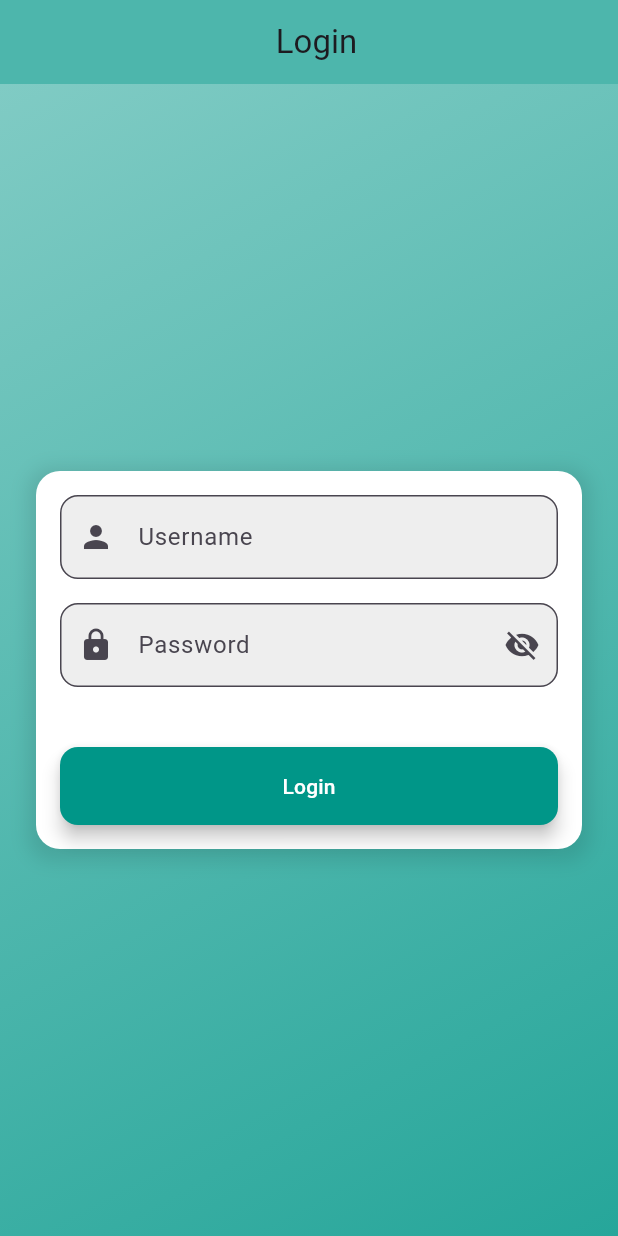
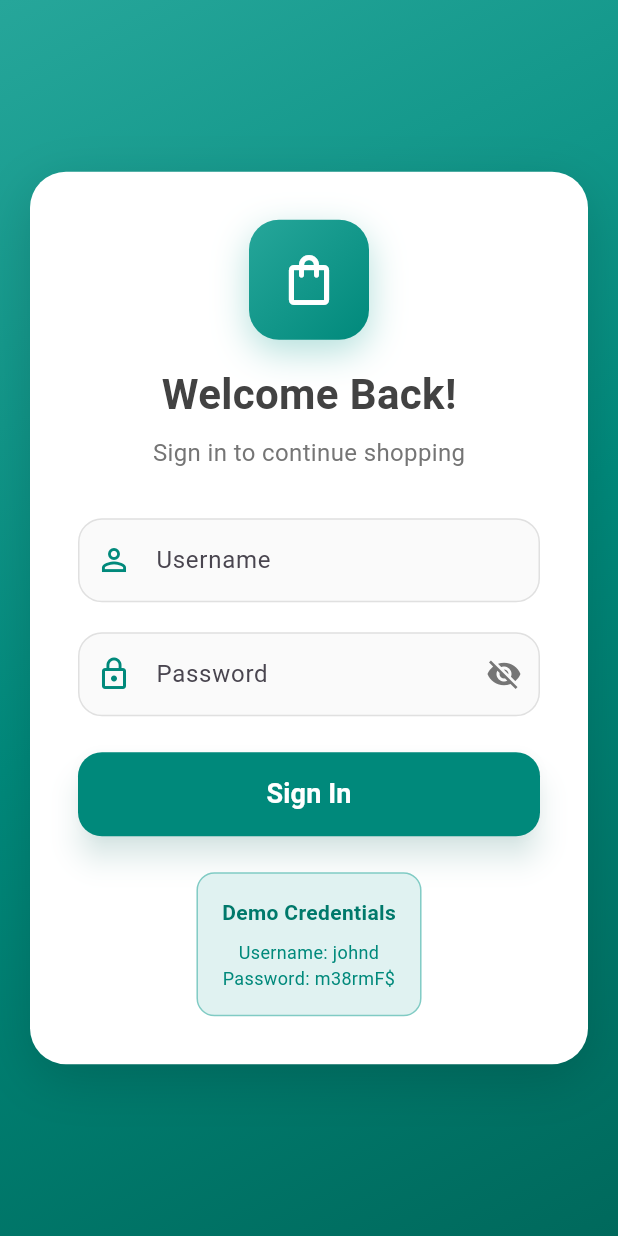
Before and after one commit to TuPham95/Product_Order, a Flutter app: the screen it shows after launch, on a phone screen of 412 x 824 dp. Run offline on Flutter 3.47's test engine with Material 3 defaults, Android fonts, the phone set to English and light mode, and no system bars; our stand-ins replace shared_preferences; missing offline and left inert: shared_preferences_web; accounts and stored records are empty.

Commit message:
refactor: optimize login screen structure and state handling

```diff
--- a/lib/project/login_screen.dart
+++ b/lib/project/login_screen.dart
@@ -1,22 +1,28 @@
-import 'package:flutter/cupertino.dart';
 import 'package:flutter/material.dart';
 import 'package:provider/provider.dart';
 
 import '../models/auth_service.dart';
 
 class LoginScreen extends StatefulWidget {
+  const LoginScreen({Key? key}) : super(key: key);
+
   @override
-  _loginScreenState createState() => _loginScreenState();
+  State<LoginScreen> createState() => _LoginScreenState();
 }
 
-class _loginScreenState extends State<LoginScreen> {
-  final _formkey = GlobalKey<FormState>();
-  final TextEditingController _userName = TextEditingController();
-  final TextEditingController _passWord = TextEditingController();
-  String _username = '';
-  String _password = '';
+class _LoginScreenState extends State<LoginScreen> {
+  final _formKey = GlobalKey<FormState>();
+  final TextEditingController _userNameController = TextEditingController();
+  final TextEditingController _passwordController = TextEditingController();
   bool _isLoading = false;
   bool _obscureText = true;
+
+  @override
+  void dispose() {
+    _userNameController.dispose();
+    _passwordController.dispose();
+    super.dispose();
+  }
 
   void _togglePasswordVisibility() {
     setState(() {
@@ -24,168 +30,288 @@ class _loginScreenState extends State<LoginScreen> {
     });
   }
 
+  OutlineInputBorder _buildOutlineBorder({Color? color, double width = 1}) {
+    return OutlineInputBorder(
+      borderRadius: BorderRadius.circular(16),
+      borderSide: BorderSide(color: color ?? Colors.grey[300]!, width: width),
+    );
+  }
+
+  InputDecoration _buildInputDecoration({
+    required String label,
+    required String hint,
+    required IconData prefixIcon,
+    Widget? suffixIcon,
+  }) {
+    return InputDecoration(
+      labelText: label,
+      hintText: hint,
+      prefixIcon: Icon(prefixIcon, color: Colors.teal[600]),
+      suffixIcon: suffixIcon,
+      border: _buildOutlineBorder(),
+      enabledBorder: _buildOutlineBorder(),
+      focusedBorder: _buildOutlineBorder(color: Colors.teal[600], width: 2),
+      filled: true,
+      fillColor: Colors.grey[50],
+      contentPadding: const EdgeInsets.symmetric(horizontal: 20, vertical: 16),
+    );
+  }
+
+  Future<void> _handleLogin() async {
+    if (!_formKey.currentState!.validate()) return;
+
+    setState(() {
+      _isLoading = true;
+    });
+
+    final success = await context
+        .read<AuthService>()
+        .login(_userNameController.text, _passwordController.text);
+
+    if (!mounted) return;
+    setState(() {
+      _isLoading = false;
+    });
+
+    if (success) {
+      Navigator.of(context).pushReplacementNamed('/navBar');
+      return;
+    }
+
+    _showLoginFailedSnackBar();
+  }
+
+  void _showLoginFailedSnackBar() {
+    ScaffoldMessenger.of(context).showSnackBar(
+      SnackBar(
+        backgroundColor: Colors.red[600],
+        behavior: SnackBarBehavior.floating,
+        shape: RoundedRectangleBorder(borderRadius: BorderRadius.circular(12)),
+        content: const Row(
+          children: [
+            Icon(Icons.error_outline, color: Colors.white),
+            SizedBox(width: 8),
+            Text('Login Failed. Please try again.'),
+          ],
+        ),
+      ),
+    );
+  }
+
   @override
   Widget build(BuildContext context) {
     return Scaffold(
-      appBar: AppBar(
-        backgroundColor: Colors.teal[300],
-        // Màu nền của
-        title: Row(
-          mainAxisAlignment: MainAxisAlignment.center,
+      body: Container(
+        decoration: BoxDecoration(
+          gradient: LinearGradient(
+            colors: [
+              Colors.teal[400]!,
+              Colors.teal[600]!,
+              Colors.teal[800]!,
+            ],
+            begin: Alignment.topLeft,
+            end: Alignment.bottomRight,
+            stops: const [0.0, 0.5, 1.0],
+          ),
+        ),
+        child: SafeArea(
+          child: Center(
+            child: SingleChildScrollView(
+              child: Container(
+                padding: const EdgeInsets.all(32),
+                margin: const EdgeInsets.symmetric(horizontal: 20),
+                decoration: BoxDecoration(
+                  color: Colors.white,
+                  borderRadius: BorderRadius.circular(24),
+                  boxShadow: [
+                    BoxShadow(
+                      color: Colors.black.withValues(alpha: 0.15),
+                      spreadRadius: 0,
+                      blurRadius: 30,
+                      offset: const Offset(0, 10),
+                    ),
+                  ],
+                ),
+                child: Form(
+                  key: _formKey,
+                  child: Column(
+                    mainAxisSize: MainAxisSize.min,
                     children: [
-
-            SizedBox(width: 10),
+                      // Logo/Icon Section
+                      Container(
+                        margin: const EdgeInsets.only(bottom: 32),
+                        child: Column(
+                          children: [
+                            Container(
+                              width: 80,
+                              height: 80,
+                              decoration: BoxDecoration(
+                                gradient: LinearGradient(
+                                  colors: [
+                                    Colors.teal[400]!,
+                                    Colors.teal[600]!
+                                  ],
+                                  begin: Alignment.topLeft,
+                                  end: Alignment.bottomRight,
+                                ),
+                                borderRadius: BorderRadius.circular(20),
+                                boxShadow: [
+                                  BoxShadow(
+                                    color: Colors.teal.withValues(alpha: 0.3),
+                                    spreadRadius: 0,
+                                    blurRadius: 20,
+                                    offset: const Offset(0, 8),
+                                  ),
+                                ],
+                              ),
+                              child: const Icon(
+                                Icons.shopping_bag_outlined,
+                                color: Colors.white,
+                                size: 40,
+                              ),
+                            ),
+                            const SizedBox(height: 16),
                             Text(
-              'Login',
+                              'Welcome Back!',
                               style: TextStyle(
-                fontSize: 22,
-                fontWeight: FontWeight.w400,
+                                fontSize: 28,
+                                fontWeight: FontWeight.bold,
+                                color: Colors.grey[800],
+                              ),
+                            ),
+                            const SizedBox(height: 8),
+                            Text(
+                              'Sign in to continue shopping',
+                              style: TextStyle(
+                                fontSize: 16,
+                                color: Colors.grey[600],
                               ),
                             ),
                           ],
                         ),
-        centerTitle: true,
-        elevation: 0,
+                      ),
 
+                      // Username Field
+                      Container(
+                        margin: const EdgeInsets.only(bottom: 20),
+                        child: TextFormField(
+                          controller: _userNameController,
+                          decoration: _buildInputDecoration(
+                            label: 'Username',
+                            hint: 'Enter your username',
+                            prefixIcon: Icons.person_outline,
                           ),
-      body: Stack(children: [
-        Container(
-          decoration: BoxDecoration(
-            gradient: LinearGradient(
-              colors: [
-                Colors.teal[200]!,
-                Colors.teal[400]!,
-              ],
-              begin: Alignment.topLeft,
-              end: Alignment.bottomRight,
-            ),
-          ),
-        ),
-        Center(
-          child: SingleChildScrollView(
-            child: Container(
-              padding: EdgeInsets.all(16),
-              margin: EdgeInsets.symmetric(horizontal: 24.0),
-              decoration: BoxDecoration(
-                color: Colors.white,
-                borderRadius: BorderRadius.circular(16),
-                boxShadow: [
-                  BoxShadow(
-                    color: Colors.black.withOpacity(0.1),
-                    spreadRadius: 5,
-                    blurRadius: 10,
-                    offset: Offset(0, 3),
-                  ),
-                ],
-              ),
-              child: Form(
-                key: _formkey,
-                child: Column(
-                  mainAxisSize: MainAxisSize.min,
-                  children: [
-                    Container(
-                      margin: EdgeInsets.only(bottom: 16),
-                      child: TextFormField(
-                        controller: _userName,
-                        decoration: InputDecoration(
-                          labelText: 'Username',
-                          prefixIcon: Icon(Icons.person),
-                          border: OutlineInputBorder(
-                              borderRadius: BorderRadius.circular(12.0)),
-                          filled: true,
-                          fillColor: Colors.grey[200],
-                        ),
-                        onChanged: (value) {
-                          _username = value;
-                        },
                           validator: (value) {
                             if (value == null || value.isEmpty) {
-                            return "Please enter your username";
+                              return 'Please enter your username';
                             }
                             return null;
                           },
                         ),
                       ),
+
+                      // Password Field
                       Container(
-                      margin: EdgeInsets.only(bottom: 20),
+                        margin: const EdgeInsets.only(bottom: 24),
                         child: TextFormField(
-                        controller: _passWord,
-                        decoration: InputDecoration(
-                            labelText: 'Password',
-                            prefixIcon: Icon(Icons.lock),
-                            border: OutlineInputBorder(
-                              borderRadius: BorderRadius.circular(12.0),
+                          controller: _passwordController,
+                          decoration: _buildInputDecoration(
+                            label: 'Password',
+                            hint: 'Enter your password',
+                            prefixIcon: Icons.lock_outline,
+                            suffixIcon: IconButton(
+                              icon: Icon(
+                                _obscureText
+                                    ? Icons.visibility_off
+                                    : Icons.visibility,
+                                color: Colors.grey[600],
                               ),
-                            filled: true,
-                            fillColor: Colors.grey[200],
-                            suffixIcon: IconButton(
-                              icon: Icon(_obscureText
-                                  ? Icons.visibility_off
-                                  : Icons.visibility),
                               onPressed: _togglePasswordVisibility,
-                            )),
+                            ),
+                          ),
                           obscureText: _obscureText,
-                        onChanged: (value) {
-                          _username = value;
-                        },
                           validator: (value) {
                             if (value == null || value.isEmpty) {
-                            return "Please enter your username";
+                              return 'Please enter your password';
                             }
                             return null;
                           },
                         ),
                       ),
-                    SizedBox(
-                      height: 20,
+
+                      // Login Button
+                      Container(
+                        width: double.infinity,
+                        height: 56,
+                        margin: const EdgeInsets.only(bottom: 24),
+                        child: _isLoading
+                            ? const Center(
+                                child: CircularProgressIndicator(
+                                  valueColor: AlwaysStoppedAnimation<Color>(
+                                      Colors.white),
                                 ),
-                    _isLoading
-                        ? CircularProgressIndicator()
-                        : Container(
-                      width: double.infinity,
-                          child: ElevatedButton(
+                              )
+                            : ElevatedButton(
                                 style: ElevatedButton.styleFrom(
-                              backgroundColor: Colors.teal,
+                                  backgroundColor: Colors.teal[600],
                                   foregroundColor: Colors.white,
-                            padding: EdgeInsets.symmetric(vertical: 16),
+                                  elevation: 8,
+                                  shadowColor:
+                                      Colors.teal.withValues(alpha: 0.3),
                                   shape: RoundedRectangleBorder(
+                                    borderRadius: BorderRadius.circular(16),
+                                  ),
+                                ),
+                                onPressed: _handleLogin,
+                                child: const Text(
+                                  'Sign In',
+                                  style: TextStyle(
+                                    fontSize: 18,
+                                    fontWeight: FontWeight.w600,
+                                  ),
+                                ),
+                              ),
+                      ),
+
+                      // Demo Credentials
+                      Container(
+                        padding: const EdgeInsets.all(16),
+                        decoration: BoxDecoration(
+                          color: Colors.teal[50],
                           borderRadius: BorderRadius.circular(12),
-                            )  ,
-                              elevation: 5,
+                          border: Border.all(color: Colors.teal[200]!),
                         ),
-                              onPressed: () async {
-                                if (_formkey.currentState!.validate()) {
-                                  setState(() {
-                                    _isLoading = true;
-                                  });
-                                  final success = await Provider.of<AuthService>(
-                                          context,
-                                          listen: false)
-                                      .login(_userName.text, _passWord.text);
-                                  setState(() {
-                                    _isLoading = false;
-                                  });
-                                  if (success) {
-                                    Navigator.of(context)
-                                        .pushReplacementNamed('/navBar');
-                                  } else {
-                                    ScaffoldMessenger.of(context)
-                                        .showSnackBar(SnackBar(
-                                      backgroundColor: Colors.redAccent,
-                                      content: Text('Login Failed'),
-                                    ));
-                                  }
-                                }
-                              },
-                              child: Text('Login')),
-                        )
+                        child: Column(
+                          children: [
+                            Text(
+                              'Demo Credentials',
+                              style: TextStyle(
+                                fontSize: 14,
+                                fontWeight: FontWeight.w600,
+                                color: Colors.teal[700],
+                              ),
+                            ),
+                            const SizedBox(height: 8),
+                            Text(
+                              'Username: johnd\nPassword: m38rmF\$',
+                              style: TextStyle(
+                                fontSize: 12,
+                                color: Colors.teal[600],
+                                height: 1.4,
+                              ),
+                              textAlign: TextAlign.center,
+                            ),
+                          ],
+                        ),
+                      ),
                     ],
                   ),
                 ),
               ),
             ),
           ),
-      ]),
+        ),
+      ),
     );
   }
 }
```
Also changed, not shown: lib/widgets/cart_item_widget.dart (renamed from lib/widgets/CartItemWidget.dart). Lines whose indentation alone changed are shown as unchanged.
